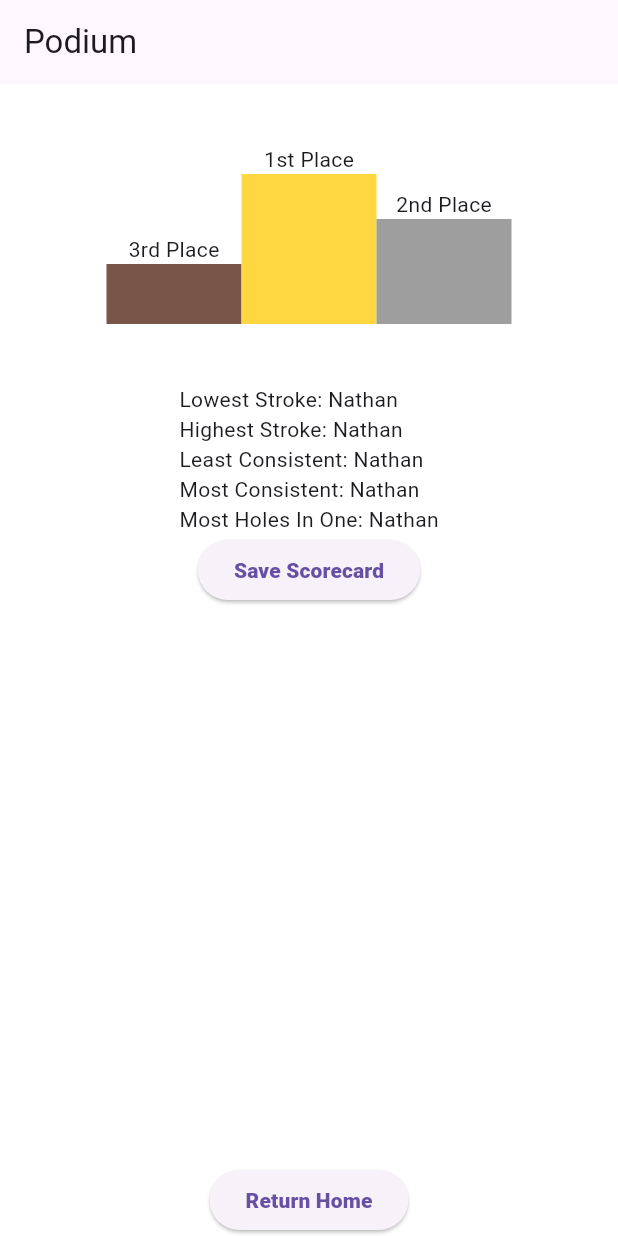
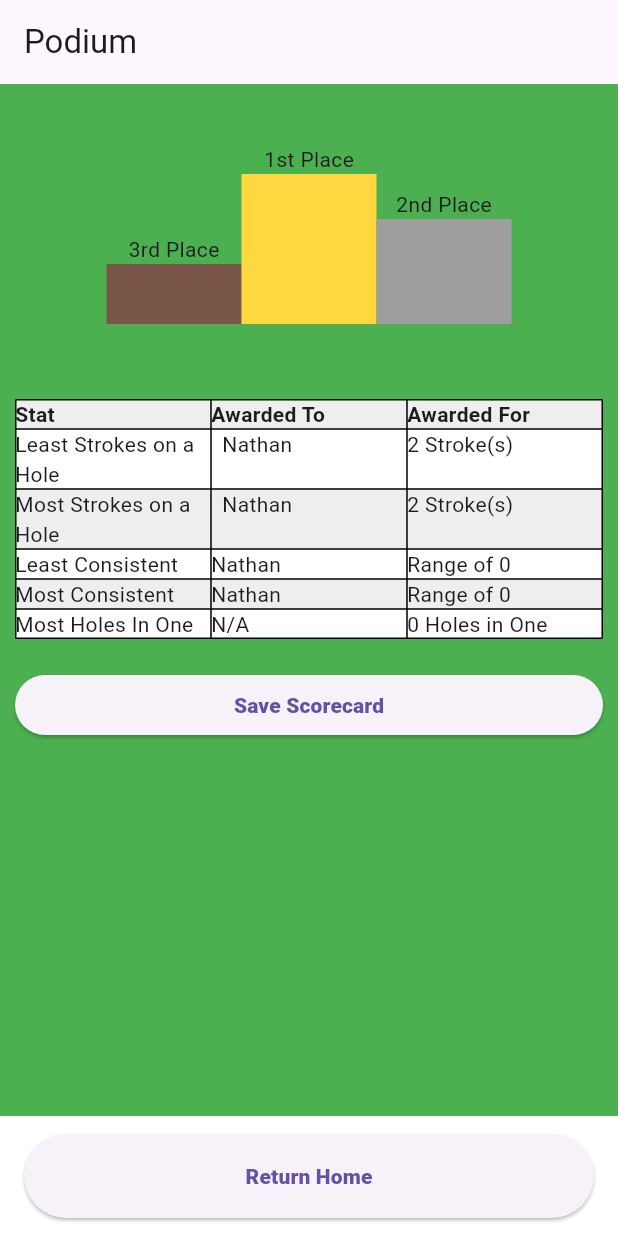
Before and after one commit to Pirkhs/ParPal, a Flutter app: the Scorecard screen opened directly, after a tap on "End Game", on a phone screen of 412 x 824 dp. Run offline on Flutter 3.47's test engine with Material 3 defaults, Android fonts, the light colour scheme and no system bars.

Commit message:
podium stats calculated, saved scorecards screen started

```diff
--- a/lib/home.dart
+++ b/lib/home.dart
@@ -1,4 +1,5 @@
 import 'package:flutter/material.dart';
+import 'package:parpal/saved_scorecards.dart';
 import 'package:parpal/scorecard.dart';
 import 'package:parpal/styled_btn.dart';
 
@@ -28,7 +29,7 @@ class Home extends StatelessWidget {
                 crossAxisAlignment: CrossAxisAlignment.stretch,
                 children: [
               Container(
-                  margin: const EdgeInsets.fromLTRB(50, 10, 50, 10),
+                  margin: const EdgeInsets.all(10),
                   child: StyledButton(
                       onPressed: () {
                         Navigator.push(
@@ -41,8 +42,14 @@ class Home extends StatelessWidget {
                   )
               ),
               Container(
-                margin: const EdgeInsets.fromLTRB(50, 10, 50, 10),
-                child: StyledButton(onPressed: () {}, text: "View Saved Scorecards")
+                margin: const EdgeInsets.all(10),
+                child: StyledButton(onPressed: () {
+                  Navigator.push(
+                          context,
+                          MaterialPageRoute(
+                              builder: (context) => const SavedScorecards()),
+                        );
+                }, text: "View Saved Scorecards")
               )
             ])));
   }
--- a/lib/input_box.dart
+++ b/lib/input_box.dart
@@ -12,8 +12,9 @@ class InputBox extends StatelessWidget {
   @override
   Widget build(BuildContext context) {
     return TextFormField(
-      keyboardType: isText? TextInputType.text : TextInputType.number,
-      inputFormatters: [FilteringTextInputFormatter.digitsOnly],
+      keyboardType: isText ? TextInputType.text : TextInputType.number,
+      inputFormatters: isText ? null : [FilteringTextInputFormatter.digitsOnly],
+      maxLines: null,
       textAlign: TextAlign.center,
       decoration: InputDecoration(
         border: InputBorder.none,
--- a/lib/main.dart
+++ b/lib/main.dart
@@ -1,8 +1,5 @@
 import 'package:flutter/material.dart';
 import 'package:parpal/home.dart';
-
-const gradientGreen = BoxDecoration(
-    gradient: LinearGradient(colors: [Colors.green, Colors.lightGreenAccent]));
 
 void main() => runApp(const MyApp());
 
@@ -12,8 +9,8 @@ class MyApp extends StatelessWidget {
   Widget build(BuildContext context) {
     return MaterialApp(
         title: 'ParPal',
-        theme: ThemeData(scaffoldBackgroundColor: Colors.transparent),
-        home: Container(decoration: gradientGreen, child: const Home())
+        theme: ThemeData(scaffoldBackgroundColor: Colors.green),
+        home: const Home()
         );
   }
 }
--- a/lib/podium.dart
+++ b/lib/podium.dart
@@ -2,7 +2,11 @@ import 'package:flutter/material.dart';
 import 'package:parpal/styled_btn.dart';
 
 class Podium extends StatelessWidget {
-  const Podium({super.key, required this.playerNames, required this.allScores, required this.holeCount});
+  const Podium(
+      {super.key,
+      required this.playerNames,
+      required this.allScores,
+      required this.holeCount});
 
   final List playerNames;
   final List allScores;
@@ -12,31 +16,69 @@ class Podium extends StatelessWidget {
   Widget build(BuildContext context) {
     int playerCount = playerNames.length;
 
-    String leastStrokePlayers = playerNames[0];
-    String highestStrokePlayers = playerNames[0];
-    String leastConsistentPlayers = playerNames[0];
-    String mostConsistentPlayers = playerNames[0];
-    String mostHolesInOnePlayers = playerNames[0];
+    String leastStrokePlayers = "";
+    String highestStrokePlayers = "";
+    String leastConsistentPlayers = "";
+    String mostConsistentPlayers = "";
+    String mostHolesInOnePlayers = "";
 
     int leastStroke = allScores[0];
     int highestStroke = allScores[0];
-    int biggestRange = allScores[0];
-    int smallestRange = allScores[0];
-    int mostHolesInOne = allScores[0];
+    int biggestRange = -1;
+    int smallestRange = (allScores[0] + 1) * 100;
+    int mostHolesInOne = 0;
 
+    String checkEqualStat(players, currStat, statToBeat, i) {
+      return players = currStat == statToBeat
+          ? "$players ${players == "" ? "" : "\n"} ${playerNames[i - 1]}"
+          : players;
+    }
 
-    for (int i = 1; i <= playerCount; i++){
+    for (int i = 1; i <= playerCount; i++) {
       List currScores = allScores.sublist((i - 1) * holeCount, (i * holeCount));
       currScores.sort();
+
       int currLeastStroke = currScores[0];
+      leastStrokePlayers =
+          checkEqualStat(leastStrokePlayers, currLeastStroke, leastStroke, i);
+      if (currLeastStroke < leastStroke) {
+        leastStrokePlayers = playerNames[i - 1];
+        leastStroke = currLeastStroke;
+      }
+
       int currHighestStroke = currScores[currScores.length - 1];
+      highestStrokePlayers = checkEqualStat(
+          highestStrokePlayers, currHighestStroke, highestStroke, i);
+      if (currHighestStroke > highestStroke) {
+        highestStrokePlayers = playerNames[i - 1];
+        highestStroke = currHighestStroke;
+      }
+
       int currRange = currScores[currScores.length - 1] - currScores[0];
+      leastConsistentPlayers =
+          checkEqualStat(leastConsistentPlayers, currRange, biggestRange, i);
+      if (currRange > biggestRange) {
+        leastConsistentPlayers = playerNames[i - 1];
+        biggestRange = currRange;
+      }
+
+      mostConsistentPlayers =
+          checkEqualStat(mostConsistentPlayers, currRange, smallestRange, i);
+      if (currRange < smallestRange) {
+        mostConsistentPlayers = playerNames[i - 1];
+        smallestRange = currRange;
+      }
+
       int currHolesInOne = 0;
-
       for (int i = 0; i < currScores.length; i++) {
         if (currScores[i] == 1) currHolesInOne++;
       }
-      print(currHolesInOne)
+      mostHolesInOnePlayers = checkEqualStat(
+          mostHolesInOnePlayers, currHolesInOne, mostHolesInOne, i);
+      if (currHolesInOne > mostHolesInOne) {
+        mostHolesInOnePlayers = playerNames[i - 1];
+        mostHolesInOne = currHolesInOne;
+      }
     }
 
     return Scaffold(
@@ -44,20 +86,24 @@ class Podium extends StatelessWidget {
           title: const Text("Podium"),
           automaticallyImplyLeading: false,
         ),
-      body: Center (
-        child: Column(
-          children: [
+        bottomNavigationBar:
+        SafeArea(
+          child: BottomAppBar(
+              color: Colors.white,
+              elevation: 0,
+              child: StyledButton(onPressed: () {Navigator.popUntil(context, ModalRoute.withName('/'));}, text: "Return Home")
+            ),
+        ),
+        body: Center(
+            child: ListView(children: [
           Padding(
             padding: const EdgeInsets.all(40.0),
             child: Row(
                 mainAxisAlignment: MainAxisAlignment.center,
                 crossAxisAlignment: CrossAxisAlignment.end,
                 children: [
-
-                  Column(
-                    children: [
+                  Column(children: [
                     const Text("3rd Place"),
-
                     Container(
                       width: 90,
                       height: 40,
@@ -65,13 +111,10 @@ class Podium extends StatelessWidget {
                         color: Colors.brown,
                       ),
                     ),
-                    ]
-                  ),
-
+                  ]),
                   Column(
                     children: [
                       const Text("1st Place"),
-
                       Container(
                         width: 90,
                         height: 100,
@@ -84,7 +127,6 @@ class Podium extends StatelessWidget {
                   Column(
                     children: [
                       const Text("2nd Place"),
-
                       Container(
                         width: 90,
                         height: 70,
@@ -94,36 +136,60 @@ class Podium extends StatelessWidget {
                       ),
                     ],
                   )
-                ]
+                ]),
           ),
+          Container(
+            margin: const EdgeInsets.all(10),
+            child: Table(border: TableBorder.all(width: 1), children: [
+              TableRow(
+                  decoration: BoxDecoration(color: Colors.grey[200]),
+                  children: const [
+                    Text("Stat", style: TextStyle(fontWeight: FontWeight.bold)),
+                    Text("Awarded To",
+                        style: TextStyle(fontWeight: FontWeight.bold)),
+                    Text("Awarded For",
+                        style: TextStyle(fontWeight: FontWeight.bold))
+                  ]),
+              TableRow(
+                  decoration: const BoxDecoration(color: Colors.white),
+                  children: [
+                    const Text("Least Strokes on a Hole"),
+                    Text(leastStrokePlayers),
+                    Text("$leastStroke Stroke(s)")
+                  ]),
+              TableRow(
+                  decoration: BoxDecoration(color: Colors.grey[200]),
+                  children: [
+                    const Text("Most Strokes on a Hole"),
+                    Text(highestStrokePlayers),
+                    Text("$highestStroke Stroke(s)")
+                  ]),
+              TableRow(
+                  decoration: const BoxDecoration(color: Colors.white),
+                  children: [
+                    const Text("Least Consistent"),
+                    Text(leastConsistentPlayers),
+                    Text("Range of $biggestRange")
+                  ]),
+              TableRow(
+                  decoration: BoxDecoration(color: Colors.grey[200]),
+                  children: [
+                    const Text("Most Consistent"),
+                    Text(mostConsistentPlayers),
+                    Text("Range of $smallestRange")
+                  ]),
+              TableRow(
+                  decoration: const BoxDecoration(color: Colors.white),
+                  children: [
+                    const Text("Most Holes In One"),
+                    Text((mostHolesInOne == 0 ? "N/A" : mostHolesInOnePlayers)),
+                    Text("$mostHolesInOne Holes in One")
+                  ]),
+            ]),
           ),
-
-            Column (
-              crossAxisAlignment: CrossAxisAlignment.start,
-              children: [
-                Text("Lowest Stroke: $leastStrokePlayers "),
-                Text("Highest Stroke: $highestStrokePlayers"),
-                Text("Least Consistent: $leastConsistentPlayers"),
-                Text("Most Consistent: $mostConsistentPlayers"),
-                Text("Most Holes In One: $mostHolesInOnePlayers"),
-              ]
-            ),
-
-
-            StyledButton(onPressed: () {}, text: "Save Scorecard"),
-
-            Expanded(
-              child: Align(
-                alignment: Alignment.bottomCenter,
-                child: StyledButton(onPressed: () {
-                  Navigator.popUntil(context, ModalRoute.withName('/'));
-                }, text: "Return Home"),
-              ),
-            ),
-
-          ]
-        )
-      )
-    );
+          Container(
+            margin: const EdgeInsets.all(10),
+            child: StyledButton(onPressed: () {}, text: "Save Scorecard")),
+        ])));
   }
 }
--- /dev/null
+++ b/lib/saved_scorecards.dart
@@ -0,0 +1,15 @@
+import 'package:flutter/material.dart';
+
+class SavedScorecards extends StatelessWidget {
+  const SavedScorecards({super.key});
+
+  @override
+  Widget build(BuildContext context) {
+    return Scaffold(
+      appBar: AppBar(
+        title: const Text("Saved Scorecards"),
+      ),
+
+    );
+  }
+}
--- a/lib/scorecard.dart
+++ b/lib/scorecard.dart
@@ -3,7 +3,7 @@ import 'package:parpal/input_box.dart';
 import 'package:parpal/podium.dart';
 import 'package:parpal/styled_btn.dart';
 
-const scorecardTextStyle = TextStyle(color: Colors.black);
+const boldText = TextStyle(fontWeight: FontWeight.w900);
 
 class Scorecard extends StatefulWidget {
   const Scorecard({super.key});
@@ -34,8 +34,8 @@ class _ScorecardState extends State<Scorecard> {
       appBar: AppBar(
         title: const Text("Scorecard")
       ),
-      body: SingleChildScrollView(
-        child: Column(
+      body:
+        ListView(
           children: [
             Container(
               margin: const EdgeInsets.all(10),
@@ -47,7 +47,7 @@ class _ScorecardState extends State<Scorecard> {
                     TableRow(
                       decoration: BoxDecoration(color: Colors.grey[200]),
                       children: [
-                      const Text("Hole", textAlign: TextAlign.center, style: TextStyle(fontWeight: FontWeight.w900)),
+                        const Text("Hole", textAlign: TextAlign.center, style: boldText),
                         for (int i = 0; i < playerCount; i++)
                           InputBox(initialValue: "Nathan", isText: true, hint: "Name", onSaved: (value) {playerNames.add(value!);} ),
                         TextButton(
@@ -59,12 +59,12 @@ class _ScorecardState extends State<Scorecard> {
 
                     for (int i = 1; i <= holeCount; i++)
                       TableRow(
-                      decoration: i % 2 == 0 ? BoxDecoration(color: Colors.grey[200]) : null,
+                        decoration: i % 2 == 0 ? BoxDecoration(color: Colors.grey[300]) : const BoxDecoration(color: Colors.white),
                         children: [
-                        Text("$i", textAlign: TextAlign.center),
+                          Text("$i", textAlign: TextAlign.center, style: boldText),
 
                           for (int j = 1; j <= playerCount; j++)
-                          InputBox(initialValue: "1",  isText: false, onSaved: (value) { allScores.add(value); }),
+                            InputBox(initialValue: "2",  isText: false, onSaved: (value) { allScores.add(value); }),
 
                           const SizedBox.shrink()
                         ]
@@ -73,7 +73,9 @@ class _ScorecardState extends State<Scorecard> {
                 ),
               ),
             ),
-          StyledButton(onPressed: () {
+            Container(
+              margin: const EdgeInsets.all(10),
+              child: StyledButton(onPressed: () {
 
                 if (_formGlobalKey.currentState!.validate()) {
 
@@ -88,9 +90,9 @@ class _ScorecardState extends State<Scorecard> {
                   );
                 }
                 }, text: "End Game"),
+            ),
           ],
-      )
-      )
+        ),
       );
   }
 }
--- a/lib/styled_btn.dart
+++ b/lib/styled_btn.dart
@@ -3,16 +3,17 @@ import 'package:flutter/material.dart';
 var buttonTextStyle = const TextStyle(fontWeight: FontWeight.w900);
 
 class StyledButton extends StatelessWidget {
-  const StyledButton({super.key, required this.onPressed, required this.text});
+  const StyledButton({super.key, required this.onPressed, required this.text, this.bgColor = ""});
 
   final void Function() onPressed;
   final String text;
+  final String bgColor;
 
   @override
   Widget build(BuildContext context) {
     return ElevatedButton(
-                  onPressed: onPressed,
-                  child:
-                      Text(text, style: buttonTextStyle));
+      onPressed: onPressed,
+      child:
+          Text(text, style: buttonTextStyle));
   }
 }
```
Lines whose indentation alone changed are shown as unchanged.
